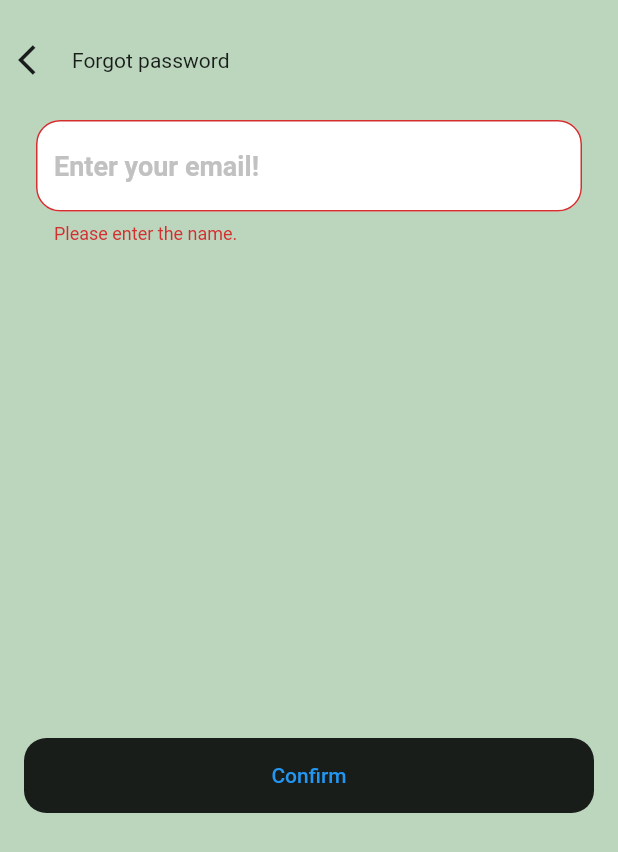
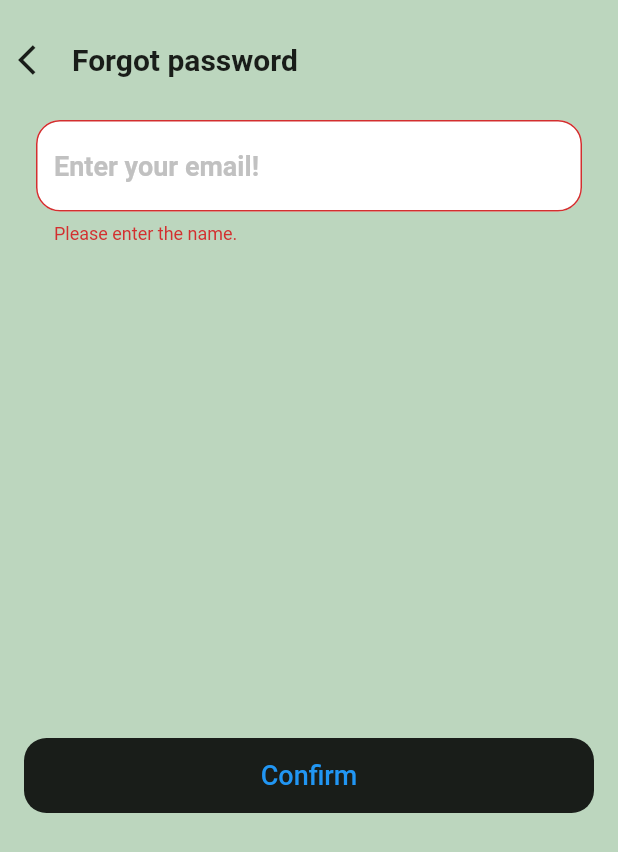
Before and after one commit to phuongtruong472001/CookWithMe, a Flutter app: the ForgotPasswordPage screen opened by its route, after a tap on "Confirm", on a phone screen of 412 x 824 dp. Shown: the top 852 px of the screen. Run offline on Flutter 3.47's test engine with Material 2 defaults, Android fonts, the phone set to English and light mode, and no system bars; our stand-ins replace dio, flutter_easyloading, get, get_storage, hexcolor, image_picker; accounts and stored records are empty; Roboto replaces fonts that are missing (Nunito-Semibold).

Commit message:
update navigator

```diff
--- a/cook_with_me/lib/pages/change_password/view/change_password_view.dart
+++ b/cook_with_me/lib/pages/change_password/view/change_password_view.dart
@@ -30,7 +30,8 @@ class ChangePasswordPage extends GetView<ChangePasswordController> {
                       ),
                       const Text(
                         "Change Password",
-                        style: TextStyle(),
+                        style: TextStyle(
+                            fontWeight: FontWeight.bold, fontSize: 20),
                       ),
                     ],
                   ),
@@ -76,7 +77,7 @@ class ChangePasswordPage extends GetView<ChangePasswordController> {
                               controller.email, newPass);
 
                           if (statusRegister) {
-                            Get.toNamed("/main_tabbar");
+                            Get.toNamed("/login");
                           } else {
                             print("loi dang ky");
                           }
@@ -103,6 +104,7 @@ class ChangePasswordPage extends GetView<ChangePasswordController> {
         Padding(
           padding: const EdgeInsets.only(left: 24, right: 24),
           child: TextFormField(
+            obscureText: true,
             controller: emailController,
             keyboardType: TextInputType.emailAddress,
             style: TextStyle(
--- a/cook_with_me/lib/pages/forgot_password/view/forgot_password_view.dart
+++ b/cook_with_me/lib/pages/forgot_password/view/forgot_password_view.dart
@@ -1,5 +1,6 @@
 import 'package:flutter/material.dart';
 import 'package:get/get.dart';
+import 'package:get/get_connect/http/src/utils/utils.dart';
 import 'package:hexcolor/hexcolor.dart';
 
 import '../../../model/call_api.dart';
@@ -30,7 +31,8 @@ class ForgotPasswordPage extends GetView<ForgotPasswordController> {
                       ),
                       const Text(
                         "Forgot password",
-                        style: TextStyle(),
+                        style: TextStyle(
+                            fontWeight: FontWeight.bold, fontSize: 20),
                       ),
                     ],
                   ),
@@ -62,7 +64,10 @@ class ForgotPasswordPage extends GetView<ForgotPasswordController> {
                           }
                         }
                       },
-                      child: const Text('Confirm'),
+                      child: const Text(
+                        'Confirm',
+                        style: TextStyle(fontSize: 18),
+                      ),
                     ),
                   ),
                 ),
--- a/cook_with_me/lib/pages/sign_up/view/sign_up_view.dart
+++ b/cook_with_me/lib/pages/sign_up/view/sign_up_view.dart
@@ -97,7 +97,7 @@ class SignUpPage extends GetView<SignUpController> {
                         }
                       },
                       child: Text(
-                        'Sing up',
+                        'Sign up',
                         style: TextStyle(
                           color: Colors.white,
                           fontFamily: FontsAndColors.semibold,
@@ -134,7 +134,7 @@ class SignUpPage extends GetView<SignUpController> {
               controller.emailController.value.text,
               controller.otpController.value.text);
           if (statusCheckOTP) {
-            Get.toNamed("/main_tabbar");
+            Get.toNamed("/login");
           }
         }
       },
```
